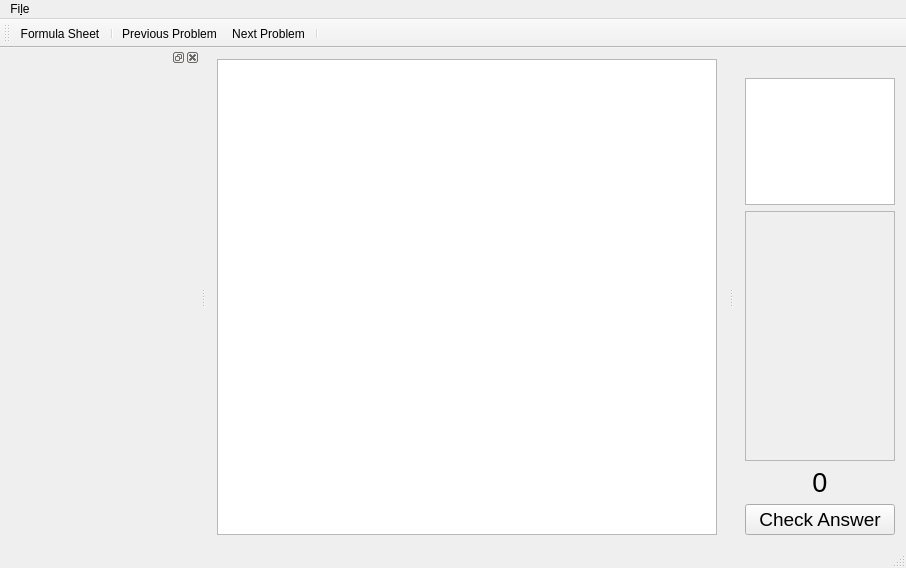
This is NewtonCore/mainwindow.ui in jarednielson/NewtonEZ as Qt 5 draws it before an edit. The edited form follows.
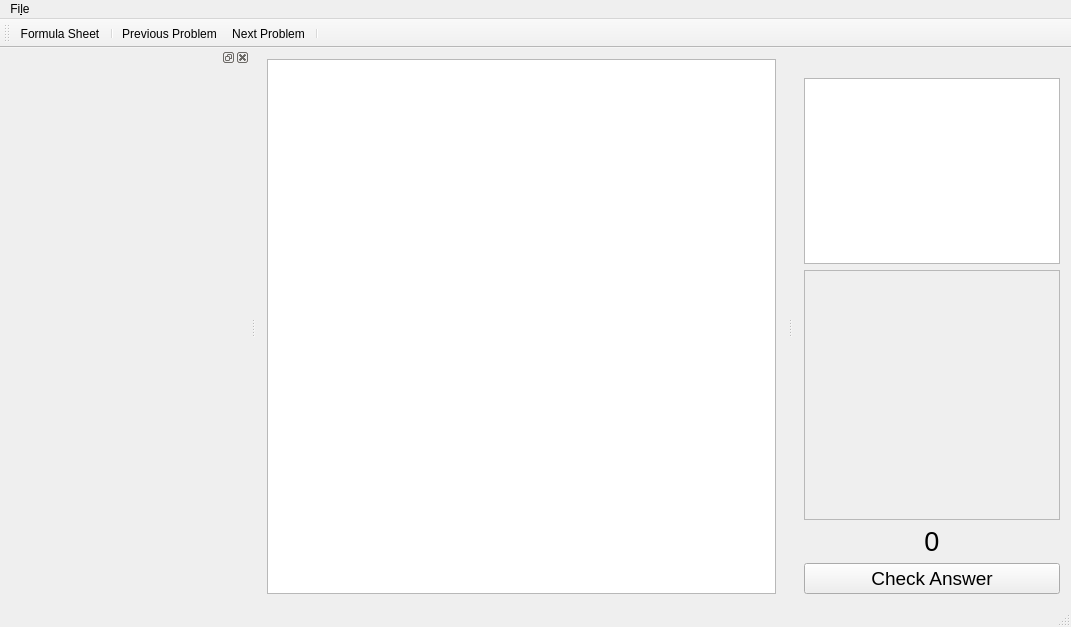
This is the edited form. Custom widgets are drawn as their Qt base class.

The edit to the form file:
```diff
--- a/NewtonCore/mainwindow.ui
+++ b/NewtonCore/mainwindow.ui
@@ -6,8 +6,8 @@
    <rect>
     <x>0</x>
     <y>0</y>
-    <width>880</width>
-    <height>568</height>
+    <width>1071</width>
+    <height>627</height>
    </rect>
   </property>
   <property name="windowTitle">
@@ -50,7 +50,7 @@
     <rect>
      <x>0</x>
      <y>0</y>
-     <width>880</width>
+     <width>1071</width>
      <height>30</height>
     </rect>
    </property>
@@ -179,7 +179,7 @@
            <rect>
             <x>0</x>
             <y>0</y>
-            <width>146</width>
+            <width>252</width>
             <height>246</height>
            </rect>
           </property>
@@ -241,7 +241,7 @@
   <widget class="QDockWidget" name="formulaWidget">
    <property name="minimumSize">
     <size>
-     <width>200</width>
+     <width>250</width>
      <height>50</height>
     </size>
    </property>
```
Left out of the diff: 3 changed lines with no effect on the pictures.
